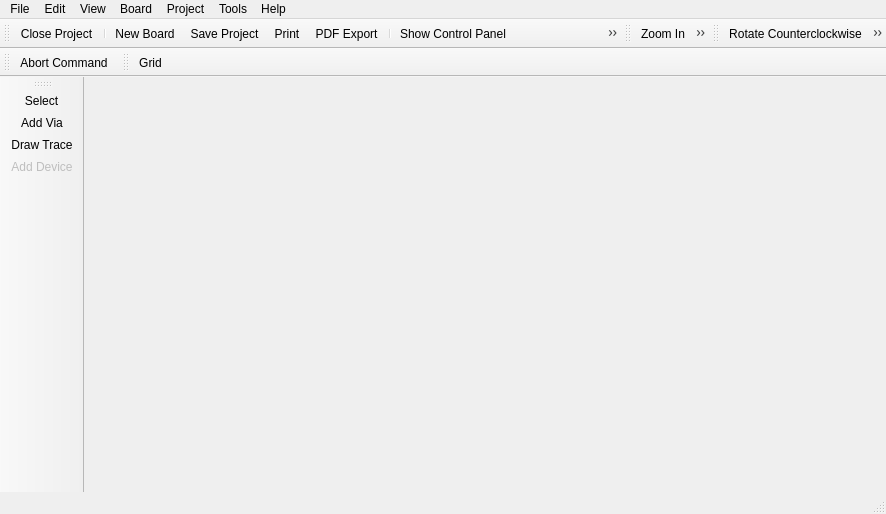
First picture: the form in libs/librepcb/projecteditor/boardeditor/boardeditor.ui, repository LibrePCB/LibrePCB, before the edit.
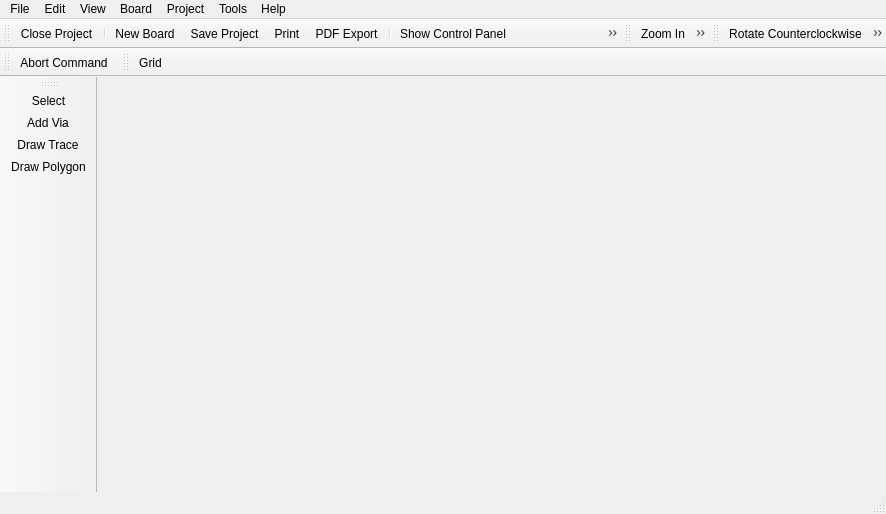
Second picture: the form after the edit. Icons and pictures are not drawn. Custom widgets are drawn as their Qt base class.

Commit message: BoardEditor: Add ability to draw/edit/remove polygons

Patch:
```diff
--- a/libs/librepcb/projecteditor/boardeditor/boardeditor.ui
+++ b/libs/librepcb/projecteditor/boardeditor/boardeditor.ui
@@ -206,7 +206,7 @@
    <addaction name="actionToolSelect"/>
    <addaction name="actionToolAddVia"/>
    <addaction name="actionToolDrawTrace"/>
-   <addaction name="actionToolAddDevice"/>
+   <addaction name="actionToolDrawPolygon"/>
   </widget>
   <widget class="QToolBar" name="commandToolbar">
    <property name="windowTitle">
@@ -571,18 +571,6 @@
     <string>Copy Board</string>
    </property>
   </action>
-  <action name="actionToolAddDevice">
-   <property name="enabled">
-    <bool>false</bool>
-   </property>
-   <property name="icon">
-    <iconset resource="../../../../img/images.qrc">
-     <normaloff>:/img/actions/chip.png</normaloff>:/img/actions/chip.png</iconset>
-   </property>
-   <property name="text">
-    <string>Add Device</string>
-   </property>
-  </action>
   <action name="actionGenerateFabricationData">
    <property name="icon">
     <iconset resource="../../../../img/images.qrc">
@@ -614,6 +602,15 @@
     <string>Remove Board</string>
    </property>
   </action>
+  <action name="actionToolDrawPolygon">
+   <property name="icon">
+    <iconset resource="../../../../img/images.qrc">
+     <normaloff>:/img/actions/draw_polygon.png</normaloff>:/img/actions/draw_polygon.png</iconset>
+   </property>
+   <property name="text">
+    <string>Draw Polygon</string>
+   </property>
+  </action>
  </widget>
  <customwidgets>
   <customwidget>
```
Left out of the diff: 1 changed line with no effect on the pictures. The commit also changes 12 other files.
